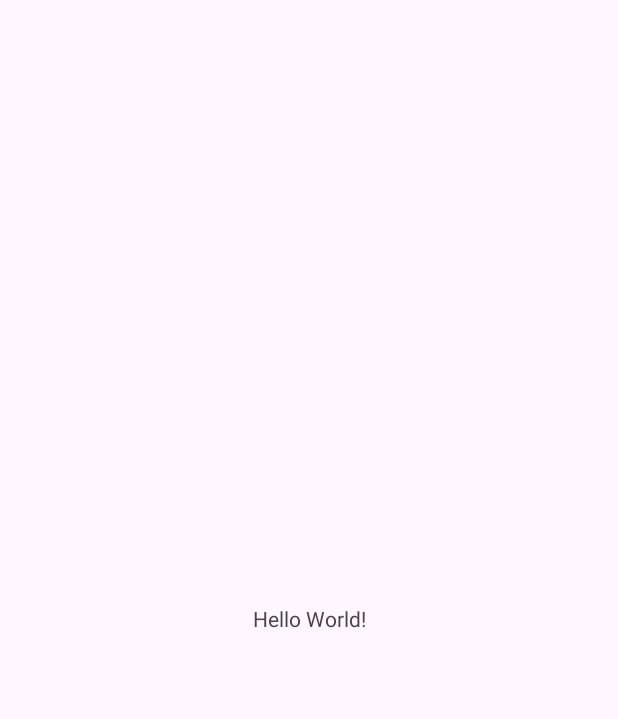
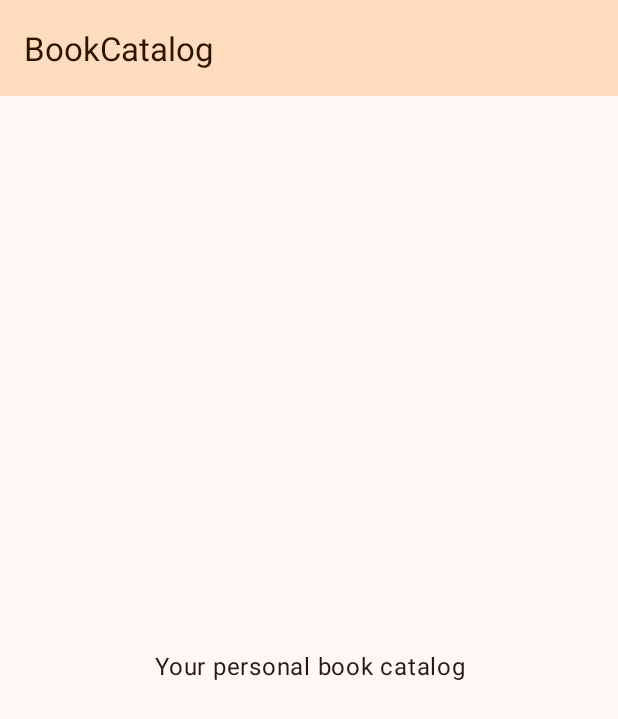
Before and after one commit to Freelife05/MobileApps2026-2401321084, an Android app: the screen it shows after launch (MainActivity), on a phone screen of 412 x 824 dp. Before the commit the part shown is almost empty. Shown: the top 719 px of the screen. Run offline under Robolectric (Android 15) with nearby library versions, the phone set to English and light mode, and no system bars.

Commit message:
Add light and dark theme

```diff
--- a/app/src/main/res/layout/activity_main.xml
+++ b/app/src/main/res/layout/activity_main.xml
@@ -1,19 +1,31 @@
 <?xml version="1.0" encoding="utf-8"?>
-<androidx.constraintlayout.widget.ConstraintLayout xmlns:android="http://schemas.android.com/apk/res/android"
+<LinearLayout xmlns:android="http://schemas.android.com/apk/res/android"
     xmlns:app="http://schemas.android.com/apk/res-auto"
     xmlns:tools="http://schemas.android.com/tools"
     android:id="@+id/main"
     android:layout_width="match_parent"
     android:layout_height="match_parent"
+    android:background="?android:attr/colorBackground"
+    android:orientation="vertical"
     tools:context=".MainActivity">
 
+    <com.google.android.material.appbar.MaterialToolbar
+        android:id="@+id/toolbar"
+        android:layout_width="match_parent"
+        android:layout_height="?attr/actionBarSize"
+        android:background="?attr/colorPrimaryContainer"
+        app:title="@string/app_name"
+        app:titleTextColor="?attr/colorOnPrimaryContainer" />
+
     <TextView
-        android:layout_width="wrap_content"
-        android:layout_height="wrap_content"
-        android:text="Hello World!"
-        app:layout_constraintBottom_toBottomOf="parent"
-        app:layout_constraintEnd_toEndOf="parent"
-        app:layout_constraintStart_toStartOf="parent"
-        app:layout_constraintTop_toTopOf="parent" />
+        android:id="@+id/welcomeText"
+        android:layout_width="match_parent"
+        android:layout_height="0dp"
+        android:layout_weight="1"
+        android:gravity="center"
+        android:padding="24dp"
+        android:text="@string/welcome_message"
+        android:textAppearance="?attr/textAppearanceBodyLarge"
+        android:textColor="?attr/colorOnBackground" />
 
-</androidx.constraintlayout.widget.ConstraintLayout>
+</LinearLayout>
--- a/app/src/main/res/values-night/themes.xml
+++ b/app/src/main/res/values-night/themes.xml
@@ -1,7 +1,17 @@
 <resources xmlns:tools="http://schemas.android.com/tools">
-    <!-- Base application theme. -->
+    <!-- Base application theme (dark mode). -->
     <style name="Base.Theme.BookCatalog" parent="Theme.Material3.DayNight.NoActionBar">
-        <!-- Customize your dark theme here. -->
-        <!-- <item name="colorPrimary">@color/my_dark_primary</item> -->
+        <item name="colorPrimary">@color/dark_primary</item>
+        <item name="colorOnPrimary">@color/dark_on_primary</item>
+        <item name="colorPrimaryContainer">@color/dark_primary_container</item>
+        <item name="colorOnPrimaryContainer">@color/dark_on_primary_container</item>
+        <item name="colorSecondary">@color/dark_secondary</item>
+        <item name="colorOnSecondary">@color/dark_on_secondary</item>
+        <item name="colorSecondaryContainer">@color/dark_secondary_container</item>
+        <item name="colorOnSecondaryContainer">@color/dark_on_secondary_container</item>
+        <item name="android:colorBackground">@color/dark_background</item>
+        <item name="colorOnBackground">@color/dark_on_background</item>
+        <item name="colorSurface">@color/dark_surface</item>
+        <item name="colorOnSurface">@color/dark_on_surface</item>
     </style>
 </resources>
--- a/app/src/main/res/values/colors.xml
+++ b/app/src/main/res/values/colors.xml
@@ -2,4 +2,32 @@
 <resources>
     <color name="black">#FF000000</color>
     <color name="white">#FFFFFFFF</color>
+
+    <!-- Light palette (warm "paper and leather" tones) -->
+    <color name="light_primary">#FF8A5100</color>
+    <color name="light_on_primary">#FFFFFFFF</color>
+    <color name="light_primary_container">#FFFFDCBE</color>
+    <color name="light_on_primary_container">#FF2C1600</color>
+    <color name="light_secondary">#FF725A42</color>
+    <color name="light_on_secondary">#FFFFFFFF</color>
+    <color name="light_secondary_container">#FFFFDCBE</color>
+    <color name="light_on_secondary_container">#FF291806</color>
+    <color name="light_background">#FFFFF8F5</color>
+    <color name="light_on_background">#FF221A14</color>
+    <color name="light_surface">#FFFFF8F5</color>
+    <color name="light_on_surface">#FF221A14</color>
+
+    <!-- Dark palette -->
+    <color name="dark_primary">#FFFFB870</color>
+    <color name="dark_on_primary">#FF4A2800</color>
+    <color name="dark_primary_container">#FF693C00</color>
+    <color name="dark_on_primary_container">#FFFFDCBE</color>
+    <color name="dark_secondary">#FFE1C1A4</color>
+    <color name="dark_on_secondary">#FF402C18</color>
+    <color name="dark_secondary_container">#FF59422C</color>
+    <color name="dark_on_secondary_container">#FFFFDCBE</color>
+    <color name="dark_background">#FF1A120B</color>
+    <color name="dark_on_background">#FFF0DFD4</color>
+    <color name="dark_surface">#FF1A120B</color>
+    <color name="dark_on_surface">#FFF0DFD4</color>
 </resources>
--- a/app/src/main/res/values/strings.xml
+++ b/app/src/main/res/values/strings.xml
@@ -1,3 +1,4 @@
 <resources>
     <string name="app_name">BookCatalog</string>
+    <string name="welcome_message">Your personal book catalog</string>
 </resources>
--- a/app/src/main/res/values/themes.xml
+++ b/app/src/main/res/values/themes.xml
@@ -1,8 +1,18 @@
 <resources xmlns:tools="http://schemas.android.com/tools">
-    <!-- Base application theme. -->
+    <!-- Base application theme (light mode). -->
     <style name="Base.Theme.BookCatalog" parent="Theme.Material3.DayNight.NoActionBar">
-        <!-- Customize your light theme here. -->
-        <!-- <item name="colorPrimary">@color/my_light_primary</item> -->
+        <item name="colorPrimary">@color/light_primary</item>
+        <item name="colorOnPrimary">@color/light_on_primary</item>
+        <item name="colorPrimaryContainer">@color/light_primary_container</item>
+        <item name="colorOnPrimaryContainer">@color/light_on_primary_container</item>
+        <item name="colorSecondary">@color/light_secondary</item>
+        <item name="colorOnSecondary">@color/light_on_secondary</item>
+        <item name="colorSecondaryContainer">@color/light_secondary_container</item>
+        <item name="colorOnSecondaryContainer">@color/light_on_secondary_container</item>
+        <item name="android:colorBackground">@color/light_background</item>
+        <item name="colorOnBackground">@color/light_on_background</item>
+        <item name="colorSurface">@color/light_surface</item>
+        <item name="colorOnSurface">@color/light_on_surface</item>
     </style>
 
     <style name="Theme.BookCatalog" parent="Base.Theme.BookCatalog" />
```
